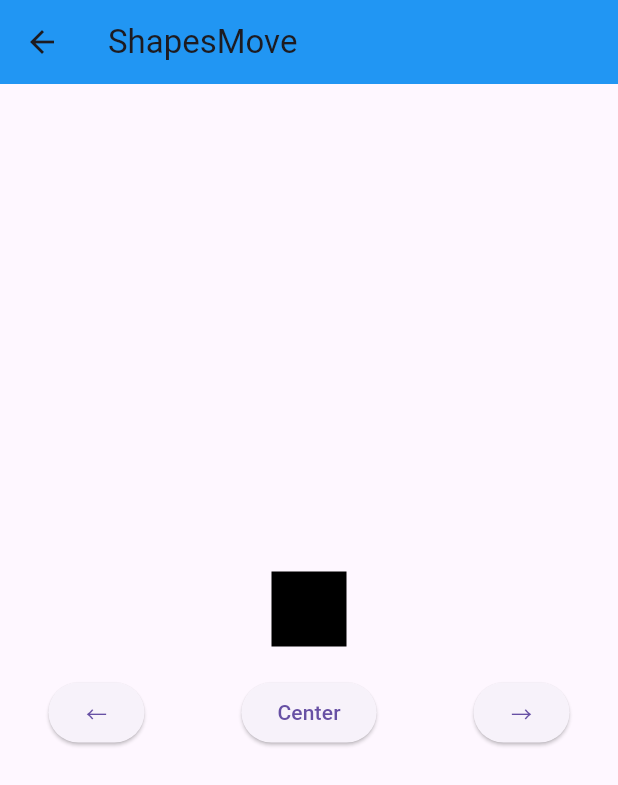
After one commit to kaneko-hiromichi/practice_futter0710, a Flutter app: the screen it shows after launch, after a tap on "ShapeMove", on a phone screen of 412 x 824 dp. The commit adds this screen. Shown: the top 785 px of the screen. Run offline on Flutter 3.47's test engine with Material 3 defaults, Android fonts, the light colour scheme and no system bars.

Commit message:
shape_move.dartを追加　stateとイベントハンドラでAlignmentwo図形を

```diff
--- a/lib/main.dart
+++ b/lib/main.dart
@@ -1,5 +1,5 @@
+import 'shape_move.dart';
 import 'shapes.dart';
-
 import 'text_field.dart';
 import 'text_send.dart';
 import 'package:flutter/material.dart';
@@ -131,6 +131,15 @@ class HomePage extends StatelessWidget {
               },
               child: const Text('ShapesPage'),
             ),
+            ElevatedButton(
+              onPressed: () {
+                Navigator.push(
+                  context,
+                  MaterialPageRoute(builder: (context) => ShapeMovePage()),
+                );
+              },
+              child: const Text('ShapeMove'),
+            ),
           ],
         ),
       ),
--- /dev/null
+++ b/lib/shape_move.dart
@@ -0,0 +1,60 @@
+import 'package:flutter/material.dart';
+
+class ShapeMovePage extends StatefulWidget {
+  @override
+  _ShapeMoveState createState() => _ShapeMoveState();
+}
+
+class _ShapeMoveState extends State<ShapeMovePage> {
+  // stateの定義
+  MainAxisAlignment _alignment = MainAxisAlignment.center;
+
+  // メソッドの定義
+  void _changeAlignment(MainAxisAlignment alignment) {
+    setState(() {
+      _alignment = alignment;
+    });
+  }
+
+  @override
+  Widget build(BuildContext context) {
+    return Scaffold(
+      appBar: AppBar(
+        title: const Text('ShapesMove'),
+      ),
+      body: Column(
+        mainAxisAlignment: MainAxisAlignment.center,
+        children: [
+          Row(
+            mainAxisAlignment: _alignment,
+            children: [
+              SizedBox(
+                height: 50,
+                width: 50,
+                child: ColoredBox(color: Colors.black),
+              ),
+            ],
+          ),
+          SizedBox(height: 20),
+          Row(
+            mainAxisAlignment: MainAxisAlignment.spaceAround,
+            children: [
+              ElevatedButton(
+                onPressed: () => _changeAlignment(MainAxisAlignment.start),
+                child: Text('←'),
+              ),
+              ElevatedButton(
+                onPressed: () => _changeAlignment(MainAxisAlignment.center),
+                child: Text('Center'),
+              ),
+              ElevatedButton(
+                onPressed: () => _changeAlignment(MainAxisAlignment.end),
+                child: Text('→'),
+              ),
+            ],
+          ),
+        ],
+      ),
+    );
+  }
+}
```
